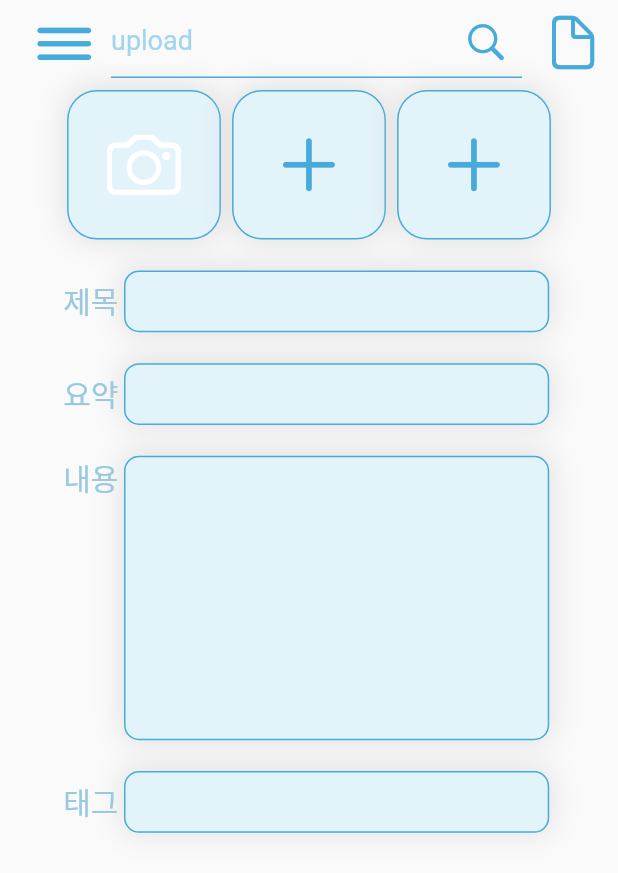
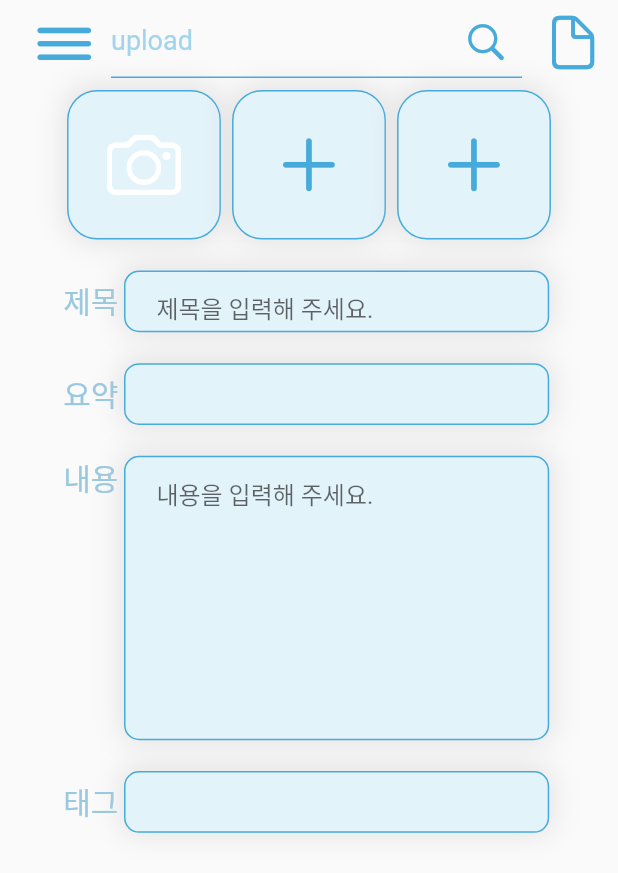
Before and after one commit to eruns001/networking, a Flutter app: the UploadQuestionPage screen opened directly, on a phone screen of 412 x 824 dp. Shown: the top 873 px of the screen. Run offline on Flutter 3.47's test engine with Material 2 defaults, Android fonts, the phone set to English and light mode, and no system bars; our stand-ins replace cloud_firestore, firebase_auth, firebase_storage, flutter_signin_button, google_sign_in, image_picker and 1 more; accounts and stored records are empty; network calls fail; Roboto replaces fonts that are missing (NotoSansKR).

Commit message:
210315 깔짝

```diff
--- a/lib/data/data.dart
+++ b/lib/data/data.dart
@@ -2,9 +2,11 @@
 //radius
 import 'package:firebase_auth/firebase_auth.dart';
 import 'package:flutter/cupertino.dart';
+import 'package:flutter/material.dart';
 import 'package:google_sign_in/google_sign_in.dart';
 import 'package:intl/intl.dart';
 
+//UploadQuestionPage - uqp
 final double UQP_radius_picadd = 20;
 final double UQP_radius_textadd = 10;
 final double UQP_radius_tag = 10;
--- a/lib/page/UploadQuestionPage.dart
+++ b/lib/page/UploadQuestionPage.dart
@@ -29,6 +29,15 @@ class _UploadQuestionState extends State<UploadQuestionPage> {
   FirebaseUser _user;
   FirebaseAuth _firebaseAuth = FirebaseAuth.instance;
   String _downloadURL = "upload";
+
+  ///작성자
+  String _uqpControllerWriter = uid;
+  ///제목
+  TextEditingController _uqpControllerTitle = new TextEditingController();
+  ///요약
+  TextEditingController _uqpControllerSummarize = new TextEditingController();
+  ///내용
+  TextEditingController _uqpControllerContents = new TextEditingController();
 
   @override
   void initState() {
@@ -203,6 +212,19 @@ class _UploadQuestionState extends State<UploadQuestionPage> {
                     net_width: _device_width * (68.8/100),
                     net_height: _device_height * (UQP_height_text/100),
                     radius: UQP_radius_textadd,
+                    child: Center(
+                      child: TextField(
+                        controller: _uqpControllerTitle,
+                        keyboardType: TextInputType.text,
+                        decoration: InputDecoration(
+                          counterText: '',
+                          contentPadding:
+                          EdgeInsets.fromLTRB(_device_width * 0.05, 0, 0, 0),
+                          hintText: '제목을 입력해 주세요.',
+                          border: InputBorder.none,
+                        ),
+                      ),
+                    )
                   ),
                 ],
               ),
@@ -254,6 +276,17 @@ class _UploadQuestionState extends State<UploadQuestionPage> {
                     net_width: _device_width * (68.8/100),
                     net_height: _device_height * (23.0/100),
                     radius: UQP_radius_textadd,
+                    child: TextField(
+                      controller: _uqpControllerTitle,
+                      keyboardType: TextInputType.text,
+                      decoration: InputDecoration(
+                        counterText: '',
+                        contentPadding:
+                        EdgeInsets.fromLTRB(_device_width * 0.05, 0, 0, 0),
+                        hintText: '내용을 입력해 주세요.',
+                        border: InputBorder.none,
+                      ),
+                    ),
                   ),
                 ],
               ),
```
